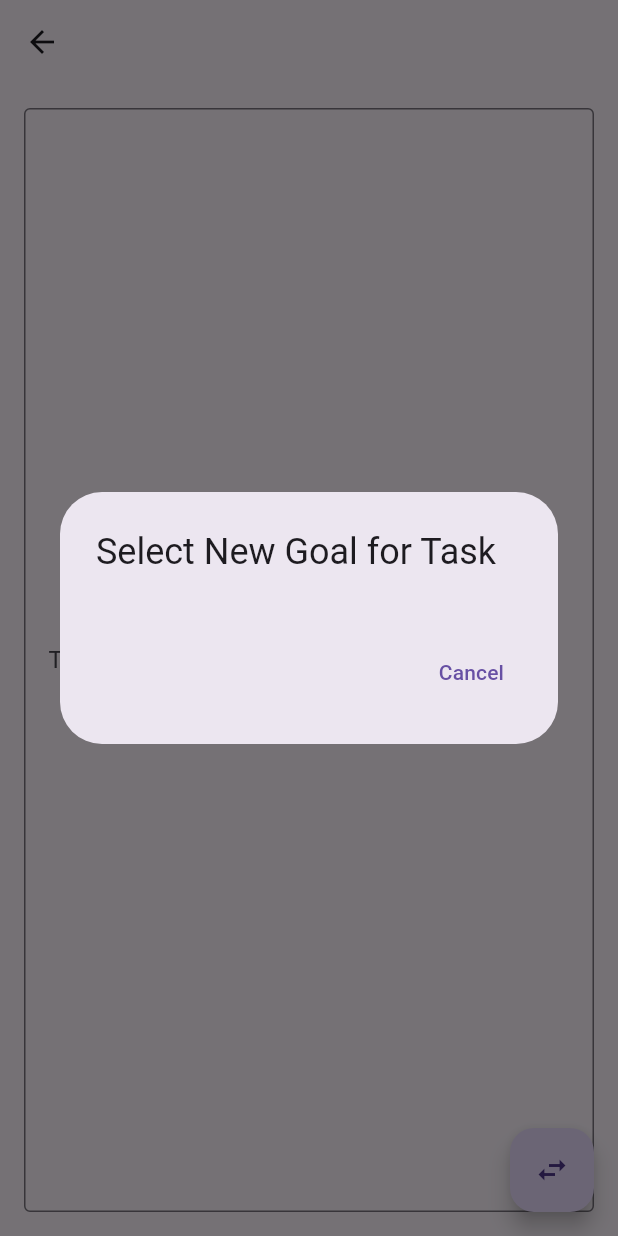
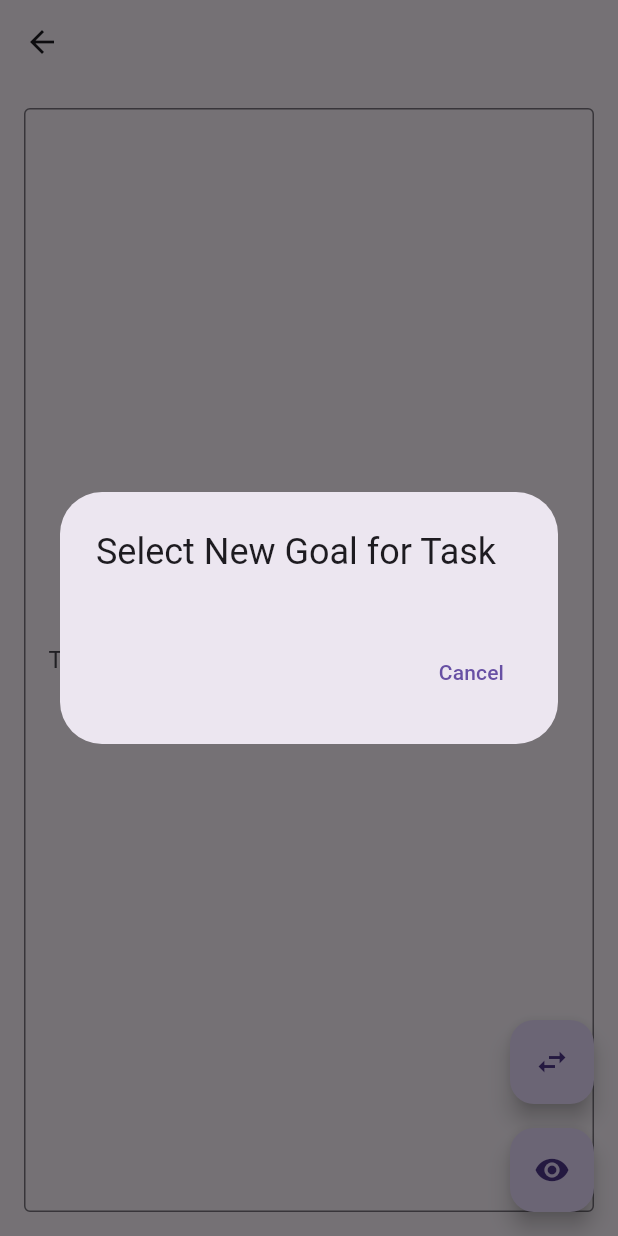
Before and after one commit to hellonico/bubbles, a Flutter app: the EditTaskPage screen opened directly with empty values, after a tap on the "swap horiz" icon, on a phone screen of 412 x 824 dp. Run offline on Flutter 3.47's test engine with Material 3 defaults, Android fonts, the phone set to English and light mode, and no system bars; our stand-ins replace file_picker, flutter_markdown, share_plus, shared_preferences; missing offline and left inert: mongo_dart; accounts and stored records are empty.

Commit message:
mardown preview and sync status in goal card

```diff
--- a/lib/pages/edit_task_page.dart
+++ b/lib/pages/edit_task_page.dart
@@ -1,14 +1,14 @@
 import 'package:bubbles/app.dart';
 import 'package:flutter/material.dart';
 import 'package:shared_preferences/shared_preferences.dart';
+import 'package:flutter_markdown/flutter_markdown.dart'; // For markdown preview
 import '../goal.dart';
 
 class EditTaskPage extends StatefulWidget {
   final Task task;
   final ValueChanged<String> onSave;
   final ValueChanged<String> onNameChange;
-  // final List<Goal> goals; // Pass the list of available goals
-  final Function(Task, Goal) onGoalChange; // Callback for changing the task's goal
+  final Function(Task, Goal) onGoalChange;
 
   const EditTaskPage({
     Key? key,
@@ -16,7 +16,6 @@ class EditTaskPage extends StatefulWidget {
     required Goal goal,
     required this.onSave,
     required this.onNameChange,
-    // required this.goals,
     required this.onGoalChange,
   }) : super(key: key);
 
@@ -28,6 +27,7 @@ class _EditTaskPageState extends State<EditTaskPage> {
   late TextEditingController _descriptionController;
   late TextEditingController _titleController;
   bool _isEditingTitle = false;
+  bool _isPreviewMode = false; // New variable to track preview mode
 
   @override
   void initState() {
@@ -43,7 +43,6 @@ class _EditTaskPageState extends State<EditTaskPage> {
     super.dispose();
   }
 
-  // Method to show the goal selection dialog
   Future<void> _showGoalSelectionDialog() async {
     SharedPreferences prefs = await SharedPreferences.getInstance();
     List<Goal> goals = await AppSettings().loadGoals();
@@ -64,7 +63,6 @@ class _EditTaskPageState extends State<EditTaskPage> {
                   title: Text(goal.name ?? 'Unnamed Goal'),
                   trailing: goal == goal ? Icon(Icons.check) : null,
                   onTap: () {
-                    // Update the task's goal when a new goal is selected
                     widget.onGoalChange(widget.task, goal);
                     Navigator.of(context).pop();
                   },
@@ -136,10 +134,9 @@ class _EditTaskPageState extends State<EditTaskPage> {
       ),
       body: Padding(
         padding: const EdgeInsets.all(16.0),
-        child: Column(
-          children: [
-            Expanded(
-              child: TextFormField(
+        child: _isPreviewMode
+            ? Markdown(data: _descriptionController.text) // Markdown preview
+            : TextFormField(
           controller: _descriptionController,
           maxLines: null,
           expands: true,
@@ -149,14 +146,26 @@ class _EditTaskPageState extends State<EditTaskPage> {
           ),
         ),
       ),
-          ],
-        ),
-      ),
-      floatingActionButton: FloatingActionButton(
+      floatingActionButton: Column(
+        mainAxisAlignment: MainAxisAlignment.end,
+        children: [
+          FloatingActionButton(
             onPressed: _showGoalSelectionDialog,
             child: Icon(Icons.swap_horiz),
             tooltip: 'Move Task to Another Goal',
           ),
+          SizedBox(height: 16), // Space between FABs
+          FloatingActionButton(
+            onPressed: () {
+              setState(() {
+                _isPreviewMode = !_isPreviewMode; // Toggle preview mode
+              });
+            },
+            child: Icon(_isPreviewMode ? Icons.edit : Icons.remove_red_eye),
+            tooltip: _isPreviewMode ? 'Edit Task Content' : 'Preview Markdown',
+          ),
+        ],
+      ),
     );
   }
 }
```
Also changed, not shown: lib/goal_card.dart (+18 -5 lines). Lines whose indentation alone changed are shown as unchanged.
